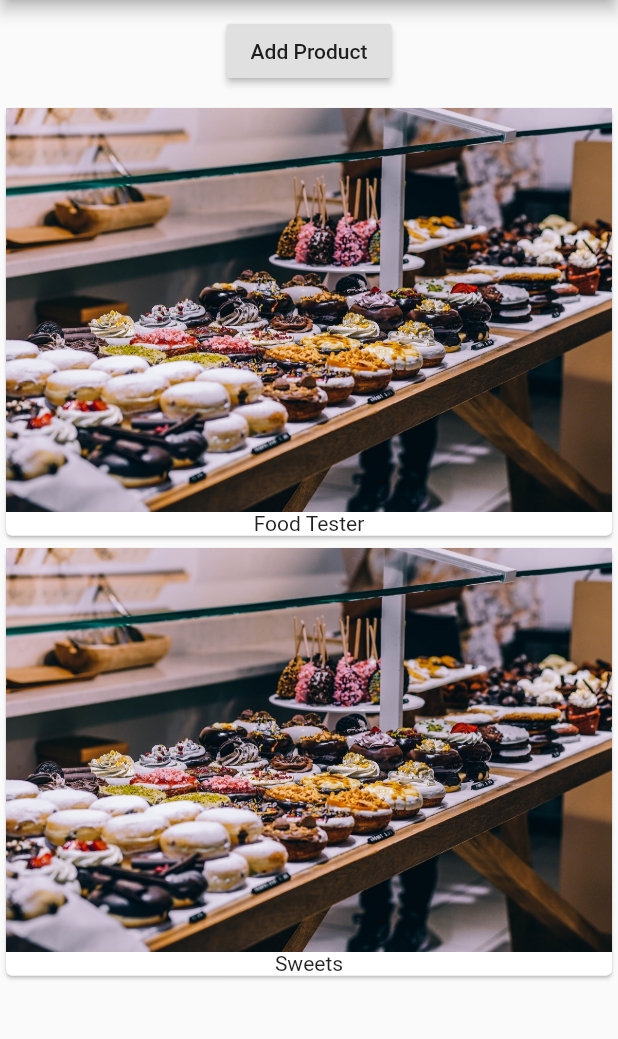
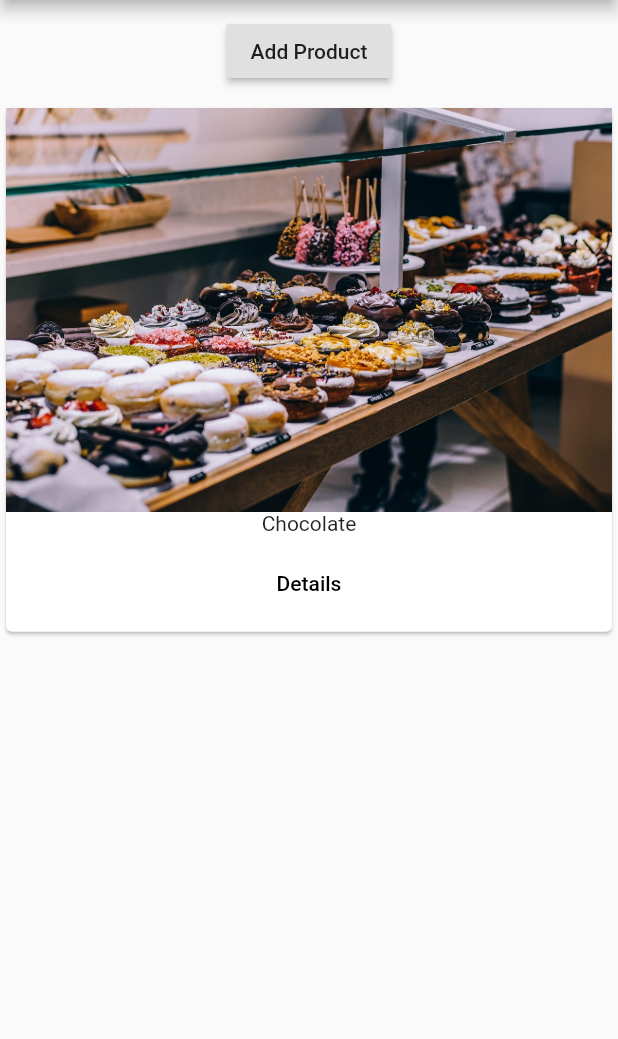
Before and after one commit to plodnik/flutter-tutorial-app, a Flutter app: the screen it shows after launch, after a tap on "Add Product", on a phone screen of 412 x 824 dp, the part 84-1123 px from its top. Run offline on Flutter 3.47's test engine with Material 2 defaults, Android fonts, the phone set to English and light mode, and no system bars.

Commit message:
Created multiple plages

```diff
--- a/lib/main.dart
+++ b/lib/main.dart
@@ -1,6 +1,6 @@
 import 'package:flutter/material.dart';
 
-import './product_manager.dart';
+import './pages/home.dart';
 
 void main() => runApp(MyApp());
 
@@ -8,12 +8,7 @@ class MyApp extends StatelessWidget {
   @override
   Widget build(BuildContext context) {
     return MaterialApp(
-      home: Scaffold(
-        appBar: AppBar(
-          title: Text('EasyList'),
-        ),
-        body: ProductManager('Food Tester'),
-      ),
+      home: HomePage(),
     );
   }
 }
--- /dev/null
+++ b/lib/pages/home.dart
@@ -0,0 +1,14 @@
+import 'package:flutter/material.dart';
+import '../product_manager.dart';
+
+class HomePage extends StatelessWidget {
+  @override
+  Widget build(BuildContext context) {
+    return Scaffold(
+      appBar: AppBar(
+        title: Text('EasyList'),
+      ),
+      body: ProductManager(),
+    );
+  }
+}
--- a/lib/product_control.dart
+++ b/lib/product_control.dart
@@ -9,7 +9,7 @@ class ProductControl extends StatelessWidget {
     // TODO: implement build
     return RaisedButton(
       onPressed: () {
-        addProduct('Sweets');
+        addProduct({'title': 'Chocolate', 'image': 'assets/food.jpg'});
       },
       child: Text('Add Product'),
     );
--- a/lib/product_manager.dart
+++ b/lib/product_manager.dart
@@ -4,9 +4,9 @@ import './products.dart';
 import './product_control.dart';
 
 class ProductManager extends StatefulWidget {
-  final String startingProduct;
+  final Map<String, String> startingProduct;
 
-  ProductManager(this.startingProduct);
+  ProductManager({this.startingProduct});
 
   @override
   State<StatefulWidget> createState() {
@@ -16,17 +16,25 @@ class ProductManager extends StatefulWidget {
 }
 
 class _ProductManagerState extends State<ProductManager> {
-  List<String> _products = [];
+  List<Map<String, String>> _products = [];
 
   @override
   void initState() {
     super.initState();
-    _products.add(widget.startingProduct);
+    if (widget.startingProduct != null) {
+      _products.add(widget.startingProduct);
+    }
   }
 
-  void _addProduct(String product) {
+  void _addProduct(Map<String, String> product) {
     setState(() {
       _products.add(product);
+    });
+  }
+
+  void _deleteProduct(int index) {
+    setState(() {
+      _products.removeAt(index);
     });
   }
 
@@ -39,7 +47,7 @@ class _ProductManagerState extends State<ProductManager> {
           margin: EdgeInsets.all(10.0),
           child: ProductControl(_addProduct),
         ),
-        Products(_products)
+        Expanded(child: Products(_products, deleteProduct: _deleteProduct))
       ],
     );
   }
--- a/lib/products.dart
+++ b/lib/products.dart
@@ -1,24 +1,56 @@
 import 'package:flutter/material.dart';
+import './pages/product.dart';
 
 class Products extends StatelessWidget {
-  final List<String> products;
+  final List<Map<String, String>> products;
+  final Function deleteProduct;
 
-  Products(this.products);
+  Products(this.products, {this.deleteProduct});
+
+  Widget _buildProductItem(BuildContext context, int index) {
+    return Card(
+      child: Column(
+        children: <Widget>[
+          Image.asset(products[index]['image']),
+          Text(products[index]['title']),
+          ButtonBar(alignment: MainAxisAlignment.center, children: <Widget>[
+            FlatButton(
+              child: Text('Details'),
+              onPressed: () => Navigator
+                      .push<bool>(
+                    context,
+                    MaterialPageRoute(
+                      builder: (BuildContext context) => ProductPage(
+                          products[index]['title'], products[index]['image']),
+                    ),
+                  )
+                      .then((bool value) {
+                    if (value) {
+                      deleteProduct(index);
+                    }
+                  }),
+            )
+          ]),
+        ],
+      ),
+    );
+  }
+
+  Widget _buildProductList() {
+    Widget productCards;
+    if (products.length > 0) {
+      productCards = ListView.builder(
+        itemBuilder: _buildProductItem,
+        itemCount: products.length,
+      );
+    } else {
+      productCards = Container();
+    }
+    return productCards;
+  }
 
   @override
   Widget build(BuildContext context) {
-    // TODO: implement build
-    return Column(
-      children: products
-          .map((element) => Card(
-                child: Column(
-                  children: <Widget>[
-                    Image.asset('assets/food.jpg'),
-                    Text(element)
-                  ],
-                ),
-              ))
-          .toList(),
-    );
+    return _buildProductList();
   }
 }
```
Also changed, not shown: lib/pages/product.dart (added, +42 -0 lines), 3 other files.
